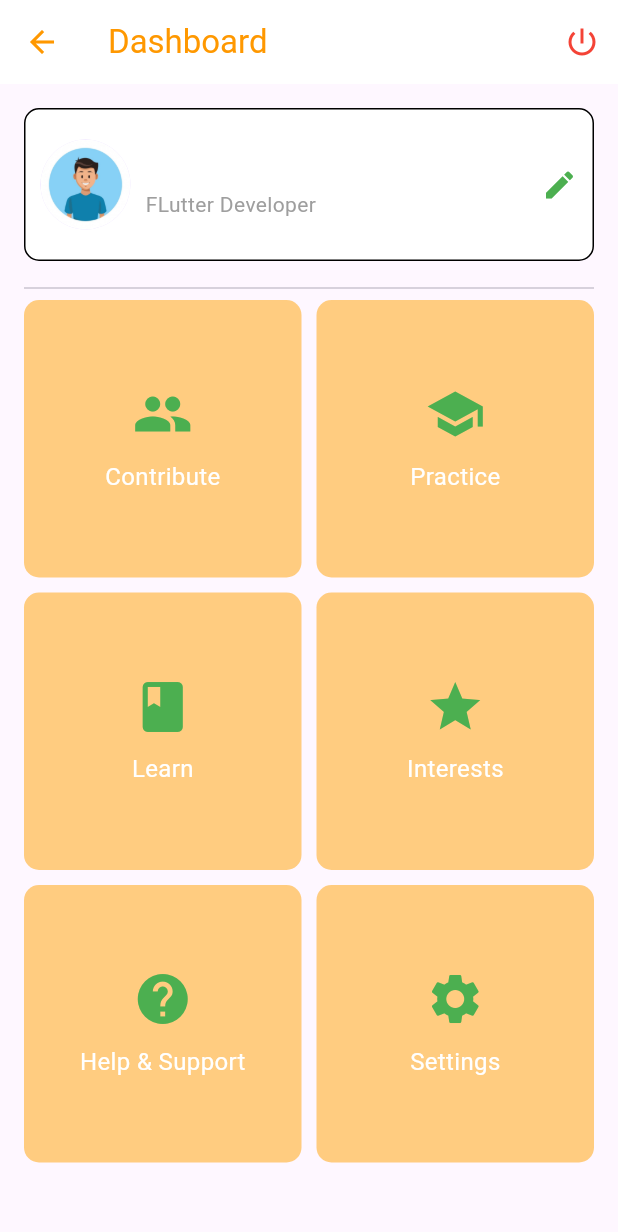
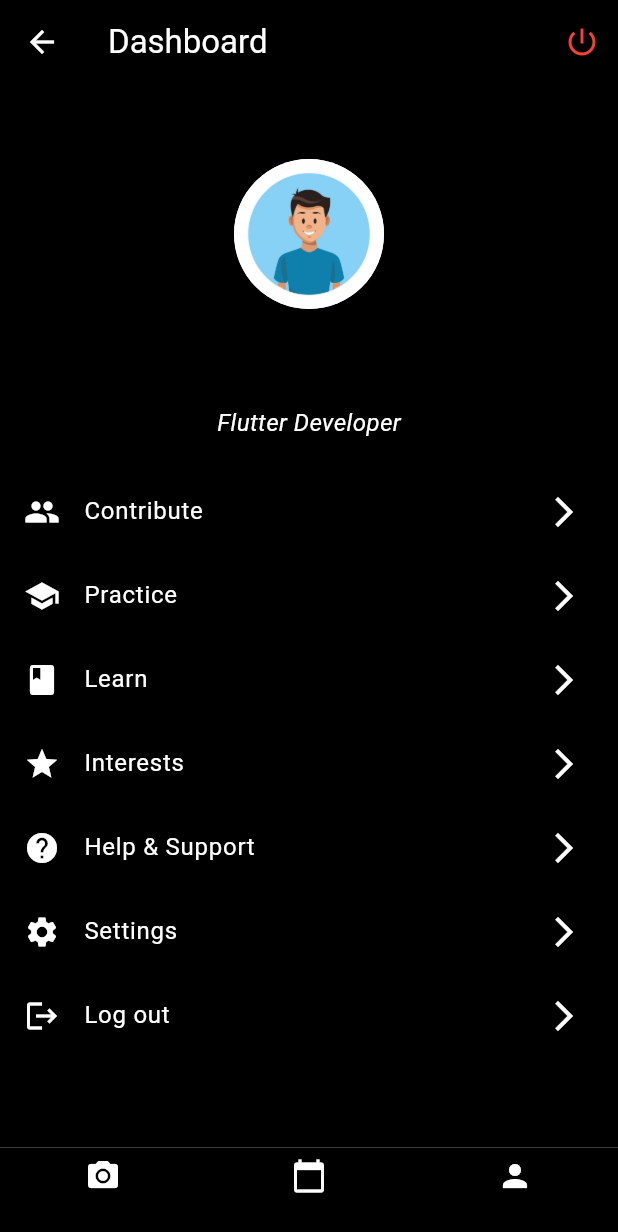
Before and after one commit to Shubhamf4x/flutterdevt, a Flutter app: the DashboardScreen screen opened directly with empty values, on a phone screen of 412 x 824 dp. Shown: the top 1232 px of the screen. Run offline on Flutter 3.47's test engine with Material 3 defaults, Android fonts, the phone set to English and light mode, and no system bars.

Commit message:
changesMadeOnMainDart

```diff
--- a/lib/main.dart
+++ b/lib/main.dart
@@ -100,8 +100,7 @@ class _LoginScreenState extends State<LoginScreen> {
       } else {
         Navigator.of(context).push(
           MaterialPageRoute(
-              builder: (context) => DashboardScreen(username: username)),
-        );
+              builder: (context) => DashboardScreen(username: username)),        );
       }
     });
   }
@@ -131,7 +130,7 @@ class _LoginScreenState extends State<LoginScreen> {
             ),
             SizedBox(height: 10),
             Text(
-              "LOREM IPSUM DOLOR SIT AMET,\nCONSECTETUER ADIPISCING ELIT",
+              "LOREM IPSUM DOLOR SIT AMET,\nCONSECTETUERADIPISCING ELIT",
               textAlign: TextAlign.center,
               style: TextStyle(
                 fontSize: 16,
@@ -175,7 +174,9 @@ class _LoginScreenState extends State<LoginScreen> {
             SizedBox(height: 25),
             Text(
               "Don't have an account? ",
-              style: TextStyle(fontSize: 20,fontStyle: FontStyle.italic,
+              style: TextStyle(
+                fontSize: 20,
+                fontStyle: FontStyle.italic,
                 color: Colors.white,
               ),
             ),
@@ -187,7 +188,9 @@ class _LoginScreenState extends State<LoginScreen> {
               },
               child: Text(
                 'Sign up',
-                style: TextStyle(fontSize: 20, fontWeight: FontWeight.bold,
+                style: TextStyle(
+                  fontSize: 20,
+                  fontWeight: FontWeight.bold,
                   color: Colors.white,
                   decoration: TextDecoration.underline,
                 ),
@@ -294,7 +297,9 @@ class _SignUpScreenState extends State<SignUpScreen> {
               children: [
                 Text(
                   "Already have an account? ",
-                  style: TextStyle(fontSize: 19,fontStyle: FontStyle.italic,
+                  style: TextStyle(
+                    fontSize: 19,
+                    fontStyle: FontStyle.italic,
                     color: Colors.white,
                   ),
                 ),
@@ -306,7 +311,9 @@ class _SignUpScreenState extends State<SignUpScreen> {
                   },
                   child: Text(
                     'Login',
-                    style: TextStyle(fontSize: 18,fontWeight: FontWeight.bold,
+                    style: TextStyle(
+                      fontSize: 18,
+                      fontWeight: FontWeight.bold,
                       color: Colors.white,
                       decoration: TextDecoration.underline,
                     ),
@@ -321,14 +328,24 @@ class _SignUpScreenState extends State<SignUpScreen> {
   }
 }
 
-class DashboardScreen extends StatelessWidget {
+class DashboardScreen extends StatefulWidget {
   final String username;
 
   DashboardScreen({required this.username});
 
+  @override
+  _DashboardScreenState createState() => _DashboardScreenState();
+}
+
+class _DashboardScreenState extends State<DashboardScreen> {
+  bool _isContributing = false;
+
   void _navigateToOption(BuildContext context, DashboardOptions option) {
     switch (option) {
       case DashboardOptions.contribute:
+        Navigator.of(context).push(
+          MaterialPageRoute(builder: (context) => ContributeScreen()),
+        );
         break;
       case DashboardOptions.practice:
         break;
@@ -355,10 +372,10 @@ class DashboardScreen extends StatelessWidget {
       appBar: AppBar(
         title: Text(
           'Dashboard',
-          style: TextStyle(color: Colors.orange),
+          style: TextStyle(color: Colors.white),
         ),
-        backgroundColor: Colors.white,
-        iconTheme: IconThemeData(color: Colors.orange),
+        backgroundColor: Colors.black,
+        iconTheme: IconThemeData(color: Colors.white),
         actions: [
           IconButton(
             icon: Icon(Icons.power_settings_new, color: Colors.red),
@@ -367,88 +384,120 @@ class DashboardScreen extends StatelessWidget {
         ],
       ),
       body: Container(
-        padding: EdgeInsets.all(16.0),
+        color: Colors.black,
         child: Column(
           children: [
-            Container(
-              padding: EdgeInsets.symmetric(vertical: 20, horizontal: 10),
-              decoration: BoxDecoration(
-                color: Colors.white,
-                borderRadius: BorderRadius.circular(10),
-                border: Border.all(color: Colors.black, width: 1),
-              ),
-              child: Row(
-                children: [
+            SizedBox(height: 50),
             CircleAvatar(
-                    radius: 30,
+              radius: 50,
               backgroundImage: AssetImage('assets/user_avatar.png'),
             ),
-                  SizedBox(width: 10),
-                  Expanded(
-                    child: Column(
-                      crossAxisAlignment: CrossAxisAlignment.start,
-                      children: [
+            SizedBox(height: 20),
             Text(
-                          username,
+              widget.username,
               style: TextStyle(
-                            fontSize: 18,
+                color: Colors.white,
+                fontSize: 24,
                 fontWeight: FontWeight.bold,
               ),
             ),
+            SizedBox(height: 10),
             Text(
-                          'FLutter Developer',
-                          style: TextStyle(color: Colors.grey),
-                        ),
-                      ],
+              'Flutter Developer',
+              style: TextStyle(
+                fontStyle: FontStyle.italic,
+                color: Colors.white,
+                fontSize: 16,
               ),
             ),
-                  Icon(Icons.edit, color: Colors.green),
-                ],
+            SizedBox(height: 20),
+            Expanded(
+              child: ListView(
+                children: [
+                  AnimatedPositioned(
+                    duration: const Duration(seconds: 2),
+                    curve: Curves.fastOutSlowIn,
+                    top: _isContributing ? 50.0 : 150.0,
+                    child: ListTile(
+                      leading: Icon(Icons.people, color: Colors.white),
+                      title: Text(
+                        'Contribute',
+                        style: TextStyle(color: Colors.white),
+                      ),
+                      trailing:
+                      Icon(Icons.arrow_forward_ios, color: Colors.white),
+                      onTap: () {
+                        setState(() {
+                          _isContributing = !_isContributing;
+                        });
+                        _navigateToOption(context, DashboardOptions.contribute);
+                      },
                     ),
                   ),
-            SizedBox(height: 10),
-            Divider(),
-            Expanded(
-              child: GridView.count(
-                crossAxisCount: 2,
-                crossAxisSpacing: 10,
-                mainAxisSpacing: 10,
-                children: [
-                  DashboardItem(
-                    icon: Icons.people,
-                    label: 'Contribute',
-                    onTap: () =>
-                        _navigateToOption(context, DashboardOptions.contribute),
+                  ListTile(
+                    leading: Icon(Icons.school, color: Colors.white),
+                    title: Text(
+                      'Practice',
+                      style: TextStyle(color: Colors.white),
                     ),
-                  DashboardItem(
-                    icon: Icons.school,
-                    label: 'Practice',
+                    trailing:
+                    Icon(Icons.arrow_forward_ios, color: Colors.white),
                     onTap: () =>
                         _navigateToOption(context, DashboardOptions.practice),
                   ),
-                  DashboardItem(
-                    icon: Icons.book,
-                    label: 'Learn',
+                  ListTile(
+                    leading: Icon(Icons.book, color: Colors.white),
+                    title: Text(
+                      'Learn',
+                      style: TextStyle(color: Colors.white),
+                    ),
+                    trailing:
+                    Icon(Icons.arrow_forward_ios, color: Colors.white),
                     onTap: () =>
                         _navigateToOption(context, DashboardOptions.learn),
                   ),
-                  DashboardItem(
-                    icon: Icons.star,
-                    label: 'Interests',
+                  ListTile(
+                    leading: Icon(Icons.star, color: Colors.white),
+                    title: Text(
+                      'Interests',
+                      style: TextStyle(color: Colors.white),
+                    ),
+                    trailing:
+                    Icon(Icons.arrow_forward_ios, color: Colors.white),
                     onTap: () =>
                         _navigateToOption(context, DashboardOptions.interests),
                   ),
-                  DashboardItem(
-                    icon: Icons.help,
-                    label: 'Help & Support',
+                  ListTile(
+                    leading: Icon(Icons.help, color: Colors.white),
+                    title: Text(
+                      'Help & Support',
+                      style: TextStyle(color: Colors.white),
+                    ),
+                    trailing:
+                    Icon(Icons.arrow_forward_ios, color: Colors.white),
                     onTap: () =>
                         _navigateToOption(context, DashboardOptions.help),
                   ),
-                  DashboardItem(
-                    icon: Icons.settings,
-                    label: 'Settings',
+                  ListTile(
+                    leading: Icon(Icons.settings, color: Colors.white),
+                    title: Text(
+                      'Settings',
+                      style: TextStyle(color: Colors.white),
+                    ),
+                    trailing:
+                    Icon(Icons.arrow_forward_ios, color: Colors.white),
                     onTap: () =>
                         _navigateToOption(context, DashboardOptions.settings),
+                  ),
+                  ListTile(
+                    leading: Icon(Icons.logout, color: Colors.white),
+                    title: Text(
+                      'Log out',
+                      style: TextStyle(color: Colors.white),
+                    ),
+                    trailing:
+                    Icon(Icons.arrow_forward_ios, color: Colors.white),
+                    onTap: () => _logout(context),
                   ),
                 ],
               ),
@@ -456,34 +505,38 @@ class DashboardScreen extends StatelessWidget {
           ],
         ),
       ),
+      bottomNavigationBar: BottomNavigationBar(
+        backgroundColor: Colors.black,
+        selectedItemColor: Colors.white,
+        unselectedItemColor: Colors.white,
+        items: [
+          BottomNavigationBarItem(
+            icon: Icon(Icons.camera_alt),
+            label: '',
+          ),
+          BottomNavigationBarItem(
+            icon: Icon(Icons.calendar_today),
+            label: '',
+          ),
+          BottomNavigationBarItem(
+            icon: Icon(Icons.person),
+            label: '',
+          ),
+        ],
+      ),
     );
   }
 }
 
-class DashboardItem extends StatelessWidget {
-  final IconData icon;
-  final String label;
-  final VoidCallback onTap;
-
-  DashboardItem({required this.icon, required this.label, required this.onTap});
-
+class ContributeScreen extends StatelessWidget {
   @override
   Widget build(BuildContext context) {
-    return GestureDetector(
-      onTap: onTap,
-      child: Container(
-        decoration: BoxDecoration(
-          color: Colors.orange.shade200,
-          borderRadius: BorderRadius.circular(10),
+    return Scaffold(
+      appBar: AppBar(
+        title: Text('Contribute'),
       ),
-        child: Column(
-          mainAxisAlignment: MainAxisAlignment.center,
-          children: [
-            Icon(icon, color: Colors.green, size: 40),
-            SizedBox(height: 10),
-            Text(label, style: TextStyle(fontSize: 16, color: Colors.white)),
-          ],
-        ),
+      body: Center(
+        child: Text('Contribute Screen'),
       ),
     );
   }
```
Lines whose indentation alone changed are shown as unchanged.
